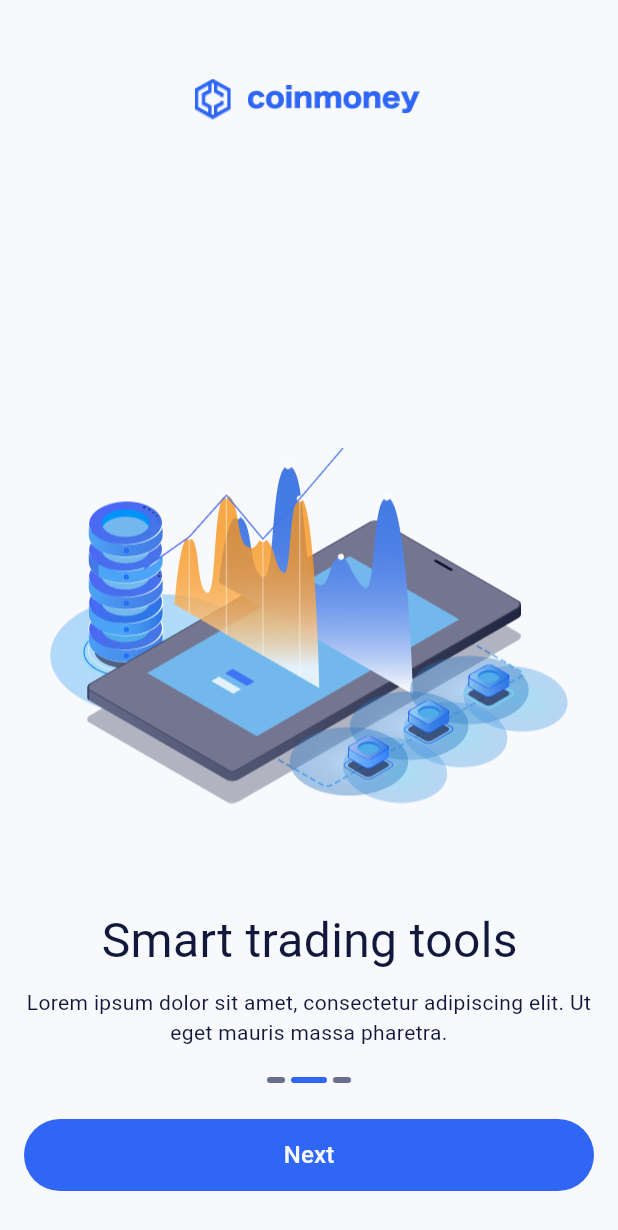
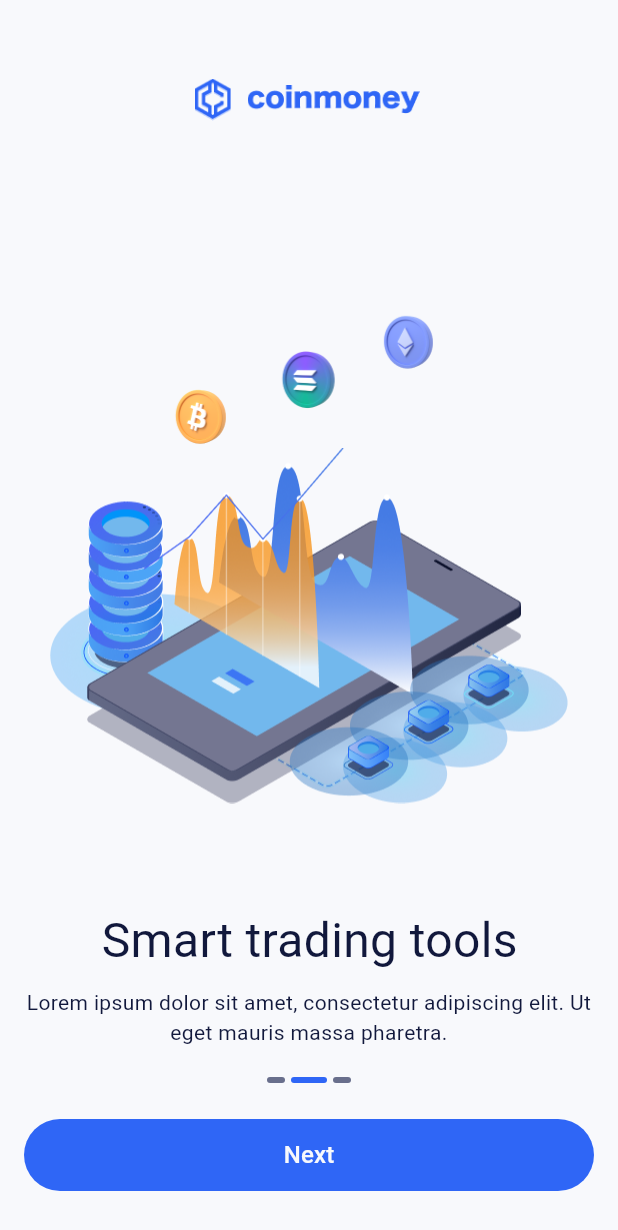
Before and after one commit to bai-93/binanceApp, a Flutter app: the screen it shows after launch, after a tap on "Next", on a phone screen of 412 x 824 dp. Shown: the top 1230 px of the screen. Run offline on Flutter 3.47's test engine with Material 3 defaults, Android fonts, the light colour scheme and no system bars; our stand-ins replace adaptive_theme, bloc, dio, equatable, flutter_bloc, get_it and 5 more; generated files the repository leaves out were written again.

Commit message:
added positioned animation on onboarding and changed onboarding images

```diff
--- a/lib/presentation/pages/onboarding/onboarding_center_info.dart
+++ b/lib/presentation/pages/onboarding/onboarding_center_info.dart
@@ -1,4 +1,5 @@
 import 'package:flutter/material.dart';
+import 'package:flutter_bloc/flutter_bloc.dart';
 import 'package:sheker/utilities/app_colors.dart';
 
 class OnboardingImageTitle extends StatelessWidget {
@@ -16,6 +17,9 @@ class OnboardingImageTitle extends StatelessWidget {
     'illustration2.png',
     'illustration3.png'
   ];
+  List<PositionsCoin> positionsBitcoin = [];
+  List<PositionsCoin> positionsEthereum = [];
+  List<PositionsCoin> positionsSolana = [];
 
   OnboardingImageTitle(int index, Animation<double> parent, {super.key}) {
     indexItem = index;
@@ -24,6 +28,7 @@ class OnboardingImageTitle extends StatelessWidget {
 
   @override
   Widget build(BuildContext context) {
+    initPositions(context);
     return AnimatedOpacity(
       opacity: controller.value,
       duration: const Duration(milliseconds: 900),
@@ -32,19 +37,23 @@ class OnboardingImageTitle extends StatelessWidget {
           padding: const EdgeInsets.only(bottom: 20.0),
           child: AspectRatio(
             aspectRatio: 2.0 / 3.0,
-            child: AnimatedSwitcher(
-              duration: const Duration(milliseconds: 200),
-              child: Image.asset(
-                'lib/images/onboarding/${imagesName[indexItem]}',
-                key: ValueKey(indexItem),
-                fit: BoxFit.scaleDown,
+            child: Container(
+              color: Colors.transparent,
+              child: AnimatedSwitcher(
+                duration: const Duration(milliseconds: 200),
+                child: Image.asset(
+                  'lib/images/onboarding/${imagesName[indexItem]}',
+                  key: ValueKey(indexItem),
+                  fit: BoxFit.fill,
+                ),
               ),
             ),
           ),
         ),
         Column(mainAxisAlignment: MainAxisAlignment.end, children: [
           Padding(
-            padding: const EdgeInsets.only(left: 16.0, right: 15.0, bottom: 8.0),
+            padding:
+                const EdgeInsets.only(left: 16.0, right: 15.0, bottom: 8.0),
             child: Text(
               titleContent[indexItem],
               textAlign: TextAlign.center,
@@ -52,7 +61,8 @@ class OnboardingImageTitle extends StatelessWidget {
             ),
           ),
           Padding(
-            padding: const EdgeInsets.only(left: 16.0, right: 16.0, bottom: 20.0),
+            padding:
+                const EdgeInsets.only(left: 16.0, right: 16.0, bottom: 20.0),
             child: Row(children: [
               Expanded(
                 child: Text(
@@ -69,6 +79,39 @@ class OnboardingImageTitle extends StatelessWidget {
             height: 24.0,
           ),
         ]),
+        AnimatedPositioned(
+            top: positionsBitcoin[indexItem].top,
+            bottom: positionsBitcoin[indexItem].bottom,
+            left: positionsBitcoin[indexItem].left,
+            right: positionsBitcoin[indexItem].right,
+            duration: const Duration(milliseconds: 200),
+            child: Image.asset(
+              'lib/images/onboarding/bitcoin.png',
+              width: 40.0,
+              height: 40.0,
+            )),
+        AnimatedPositioned(
+            top: positionsEthereum[indexItem].top,
+            bottom: positionsEthereum[indexItem].bottom,
+            left: positionsEthereum[indexItem].left,
+            right: positionsEthereum[indexItem].right,
+            duration: const Duration(milliseconds: 200),
+            child: Image.asset(
+              'lib/images/onboarding/ethereum.png',
+              width: 40.0,
+              height: 40.0,
+            )),
+        AnimatedPositioned(
+            top: positionsSolana[indexItem].top,
+            bottom: positionsSolana[indexItem].bottom,
+            left: positionsSolana[indexItem].left,
+            right: positionsSolana[indexItem].right,
+            duration: const Duration(milliseconds: 200),
+            child: Image.asset(
+              'lib/images/onboarding/solana.png',
+              width: 40.0,
+              height: 40.0,
+            )),
       ]),
     );
   }
@@ -94,4 +137,40 @@ class OnboardingImageTitle extends StatelessWidget {
     }
     return Row(mainAxisAlignment: MainAxisAlignment.center, children: dot);
   }
+
+  void initPositions(BuildContext context) {
+    Size size = MediaQuery.of(context).size;
+    positionsBitcoin = [
+      PositionsCoin(-size.height * 0.18, 0.0, -size.width * 0.8, 0.0),
+      PositionsCoin(-size.height * 0.36, 0.0, -size.width * 0.35, 0.0),
+      PositionsCoin(-size.height * 0.23, 0.0, 0.0, -size.width * 0.6),
+    ];
+
+    positionsEthereum = [
+      PositionsCoin(-size.height * 0.5, 0.0, size.width * 0.001, 0.0),
+      PositionsCoin(-size.height * 0.48, 0.0, size.width * 0.32, 0.0),
+      PositionsCoin(0.0, -size.height * 0.18, -size.width * 0.5, 0.0)
+    ];
+
+    positionsSolana = [
+      PositionsCoin(-size.height * 0.18, 0.0, 0.0, -size.width * 0.8),
+      PositionsCoin(-size.height * 0.42, 0.0, -size.width * 0.001, 0.0),
+      PositionsCoin(-size.height * 0.25, 0.0, -size.width * 0.5, 0.0)
+    ];
+  }
 }
+
+class PositionsCoin {
+  double? top = null;
+  double? bottom = null;
+  double? left = null;
+  double? right = null;
+
+  PositionsCoin(double? topLocal, double? bottomLocal, double? leftLocal,
+      double? rightLocal) {
+    top = topLocal;
+    bottom = bottomLocal;
+    left = leftLocal;
+    right = rightLocal;
+  }
+}
--- a/lib/presentation/pages/onboarding/onboarding_description.dart
+++ b/lib/presentation/pages/onboarding/onboarding_description.dart
@@ -31,7 +31,7 @@ class _OnboardingDescriptionState extends State<OnboardingDescription>
         setState(() {});
       });
     opacityContorller = AnimationController(
-        vsync: this, duration: const Duration(milliseconds: 500))
+        vsync: this, duration: const Duration(milliseconds: 10))
       ..addListener(() {
         setState(() {});
       });
```
Also changed, not shown: lib/images/onboarding/1.5x/illustration1.png, lib/images/onboarding/1.5x/illustration3.png, lib/images/onboarding/2.0x/illustration1.png, lib/images/onboarding/2.0x/illustration3.png, lib/images/onboarding/3.0x/illustration1.png, lib/images/onboarding/3.0x/illustration3.png, lib/images/onboarding/illustration1.png, lib/images/onboarding/illustration3.png.
